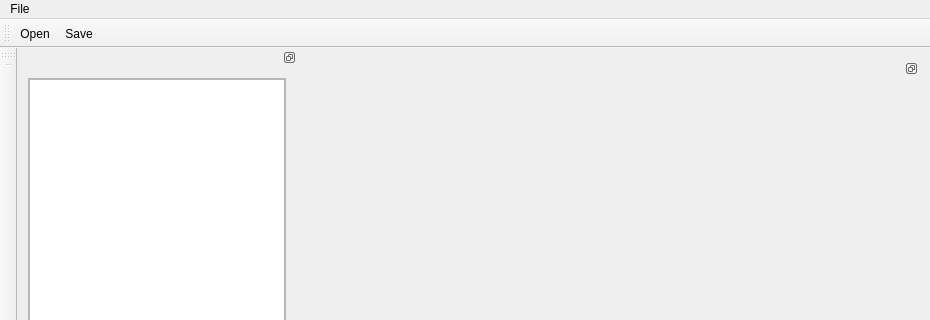
Old version of the form mainwindow.ui in the repository ArashMassoudieh/Aquifolium_GUI; both pictures show x 0 to 930 and y 0 to 320 of the 930 by 703 pixel window.
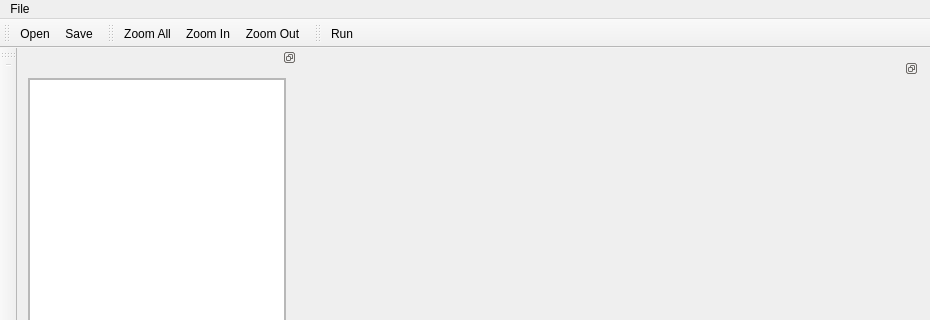
New version of the form. Icons and pictures are not drawn.

The edit to the form file:
```diff
--- a/mainwindow.ui
+++ b/mainwindow.ui
@@ -152,18 +152,32 @@
    <addaction name="actionOpen"/>
    <addaction name="actionSave"/>
   </widget>
-  <action name="actionTest">
-   <property name="icon">
-    <iconset>
-     <normaloff>../GIFMod/src/resources/Icons/experiment2.ico</normaloff>../GIFMod/src/resources/Icons/experiment2.ico</iconset>
+  <widget class="QToolBar" name="ViewtoolBar">
+   <property name="windowTitle">
+    <string>toolBar</string>
    </property>
-   <property name="text">
-    <string>Text</string>
+   <attribute name="toolBarArea">
+    <enum>TopToolBarArea</enum>
+   </attribute>
+   <attribute name="toolBarBreak">
+    <bool>false</bool>
+   </attribute>
+   <addaction name="action_Zoom_All"/>
+   <addaction name="actionZoom_In"/>
+   <addaction name="actionZoom_Out"/>
+  </widget>
+  <widget class="QToolBar" name="runtoolBar">
+   <property name="windowTitle">
+    <string>toolBar</string>
    </property>
-   <property name="toolTip">
-    <string>Test</string>
-   </property>
-  </action>
+   <attribute name="toolBarArea">
+    <enum>TopToolBarArea</enum>
+   </attribute>
+   <attribute name="toolBarBreak">
+    <bool>false</bool>
+   </attribute>
+   <addaction name="actionRun"/>
+  </widget>
   <action name="actionSave">
    <property name="icon">
     <iconset>
@@ -206,6 +220,51 @@
     <string>Save as JSON ...</string>
    </property>
   </action>
+  <action name="action_Zoom_All">
+   <property name="icon">
+    <iconset>
+     <normaloff>resources/Icons/Full_screen_view.png</normaloff>resources/Icons/Full_screen_view.png</iconset>
+   </property>
+   <property name="text">
+    <string>Zoom All</string>
+   </property>
+   <property name="toolTip">
+    <string>Zoom All</string>
+   </property>
+  </action>
+  <action name="actionZoom_In">
+   <property name="icon">
+    <iconset>
+     <normaloff>resources/Icons/zoom_in.png</normaloff>resources/Icons/zoom_in.png</iconset>
+   </property>
+   <property name="text">
+    <string>Zoom In</string>
+   </property>
+  </action>
+  <action name="actionZoom_Out">
+   <property name="icon">
+    <iconset>
+     <normaloff>resources/Icons/zoom_out.png</normaloff>resources/Icons/zoom_out.png</iconset>
+   </property>
+   <property name="text">
+    <string>Zoom Out</string>
+   </property>
+   <property name="toolTip">
+    <string>Zoom Out</string>
+   </property>
+  </action>
+  <action name="actionRun">
+   <property name="icon">
+    <iconset>
+     <normaloff>resources/Icons/gear_run.png</normaloff>resources/Icons/gear_run.png</iconset>
+   </property>
+   <property name="text">
+    <string>Run</string>
+   </property>
+   <property name="toolTip">
+    <string>Run Model</string>
+   </property>
+  </action>
  </widget>
  <layoutdefault spacing="6" margin="11"/>
  <resources/>
```
